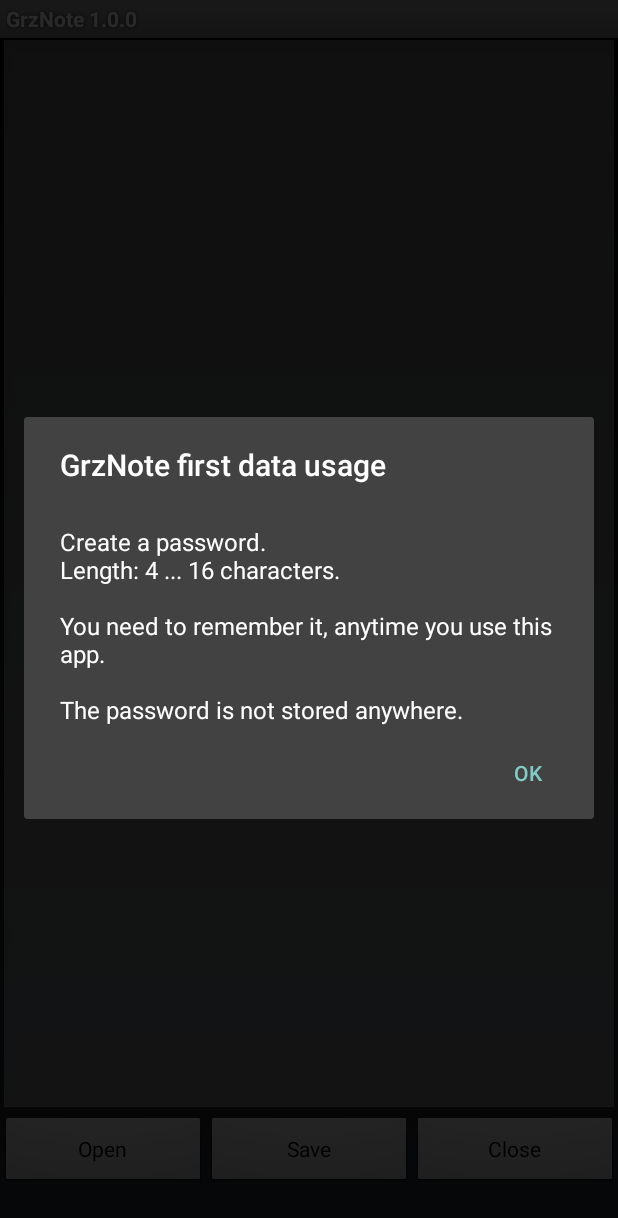
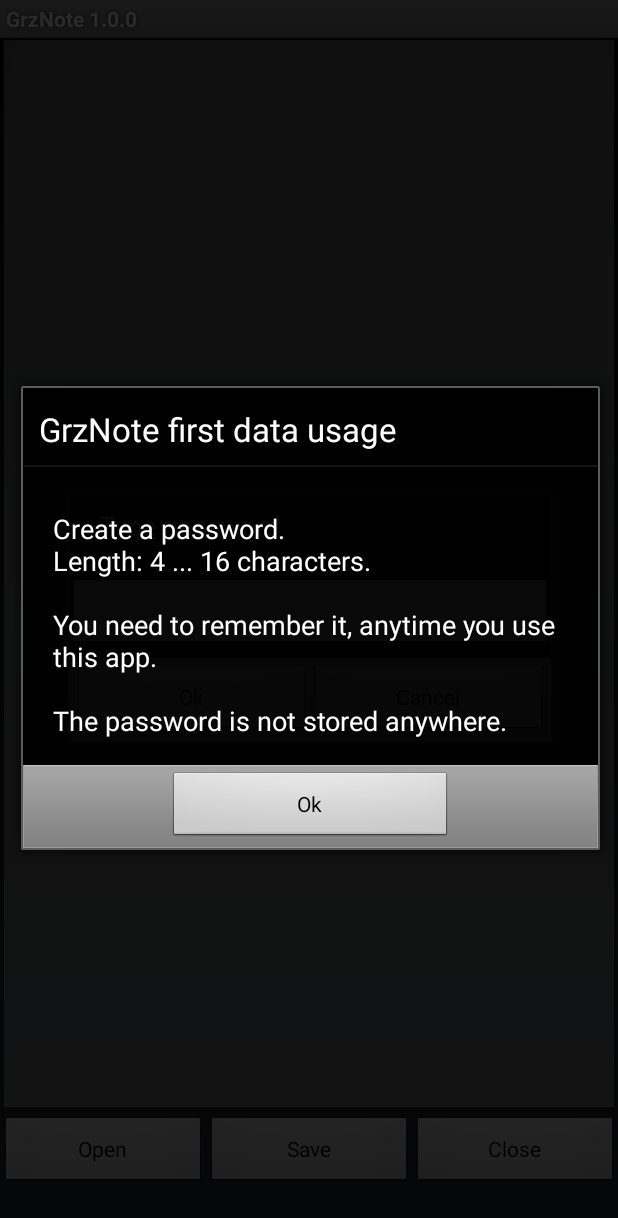
Before and after one commit to grzwolf/GrzNote, an Android app: the screen it shows after launch (MainActivity), after a tap on "Open", on a phone screen of 412 x 824 dp. Shown: the top 1218 px of the screen. Run offline under Robolectric (Android 15) with nearby library versions, the phone set to English and light mode, and no system bars.

Commit message:
change: make dialog appearance consistent

```diff
--- a/app/src/main/java/com/grzwolf/grznote/MainActivity.java
+++ b/app/src/main/java/com/grzwolf/grznote/MainActivity.java
@@ -94,15 +94,15 @@ public class MainActivity extends Activity {
                 public void onClick(DialogInterface dialog, int which) {
                     // 'are you sure'
                     AlertDialog.Builder builder = null;
-                    builder = new AlertDialog.Builder(MainActivity.this, android.R.style.Theme_Material_Dialog);
+                    builder = new AlertDialog.Builder(MainActivity.this);
                     builder.setTitle("Reset GrzNote");
                     builder.setMessage("\nAre you sure?");
-                    builder.setNegativeButton("Yes", new DialogInterface.OnClickListener() {
+                    builder.setPositiveButton("Yes", new DialogInterface.OnClickListener() {
                         public void onClick(DialogInterface dialog, int which) {
                             resetRestartApp();
                         }
                     });
-                    builder.setPositiveButton("No", new DialogInterface.OnClickListener() {
+                    builder.setNegativeButton("No", new DialogInterface.OnClickListener() {
                         public void onClick(DialogInterface dialog, int which) {
                             dialog.dismiss();
                         }
@@ -435,7 +435,7 @@ public class MainActivity extends Activity {
     // simple AlertBuilder ok box
     void okBox(String title, String message) {
         AlertDialog.Builder builder = null;
-        builder = new AlertDialog.Builder(this, android.R.style.Theme_Material_Dialog);
+        builder = new AlertDialog.Builder(this);
         builder.setTitle(title);
         builder.setMessage("\n" + message);
         builder.setPositiveButton("Ok", new DialogInterface.OnClickListener() {
@@ -453,7 +453,7 @@ public class MainActivity extends Activity {
             return;
         }
         AlertDialog.Builder builder = null;
-        builder = new AlertDialog.Builder(MainActivity.this, android.R.style.Theme_Material_Dialog);
+        builder = new AlertDialog.Builder(MainActivity.this);
         builder.setTitle(title);
         final int[] selected = {1};
         builder.setSingleChoiceItems(items, selected[0], new DialogInterface.OnClickListener() {
```
